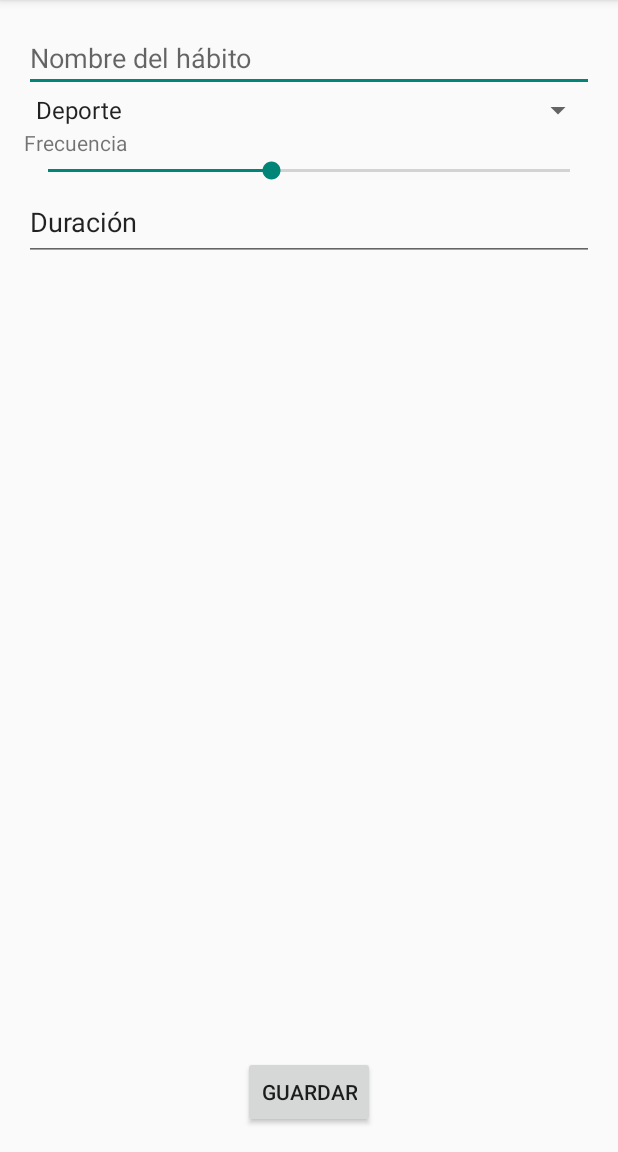
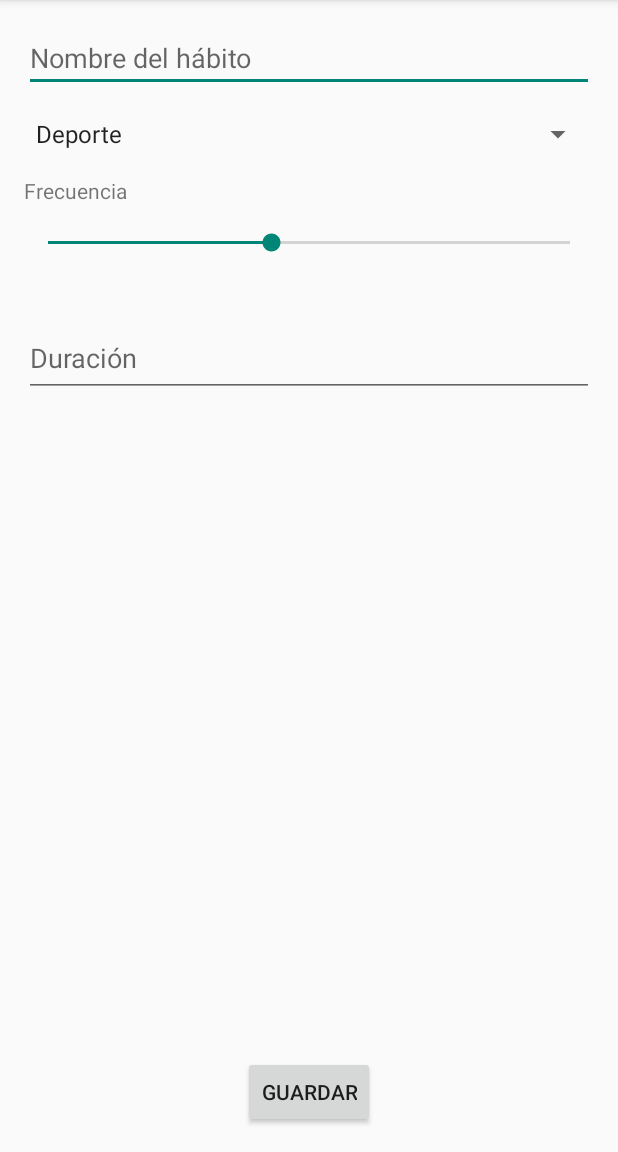
Before and after one commit to AlejandroVialardSantana/HabitHero, an Android app: the fragment AddHabitFragment shown on its own in the app's theme, after a tap on "GUARDAR", on a phone screen of 412 x 824 dp, the part 84-1236 px from its top. Run offline under Robolectric (Android 15) with nearby library versions, the phone set to English and light mode, and no system bars; our stand-ins replace Firebase (no records; nobody signed in at launch, a user with empty details on screens opened directly); 2 statements that could not run were skipped.

Commit message:
REFACTOR: Subcolección habits en users

```diff
--- a/app/src/main/java/com/avs/habithero/repository/AuthRepository.kt
+++ b/app/src/main/java/com/avs/habithero/repository/AuthRepository.kt
@@ -83,4 +83,8 @@ class AuthRepository {
     fun signOut() {
         auth.signOut()
     }
+
+    fun getCurrentUserId(): String {
+        return auth.currentUser?.uid ?: ""
+    }
 }
--- a/app/src/main/java/com/avs/habithero/repository/HabitRepository.kt
+++ b/app/src/main/java/com/avs/habithero/repository/HabitRepository.kt
@@ -9,31 +9,27 @@ import com.google.firebase.firestore.FirebaseFirestore
 class HabitRepository {
     private val db = FirebaseFirestore.getInstance()
 
-    fun getHabits(): LiveData<List<Habit>> {
+    fun getHabits(userId: String): LiveData<List<Habit>> {
         val mutableData = MutableLiveData<List<Habit>>()
-        db.collection("habits").get().addOnSuccessListener { snapshot ->
-            val habits = snapshot.toObjects(Habit::class.java)
-            Log.d("HabitRepository", "Habits loaded: ${habits.size}")
-            mutableData.value = habits
-        }.addOnFailureListener { exception ->
-            Log.w("HabitRepository", "Error loading habits", exception)
-        }
+        db.collection("users").document(userId).collection("habits")
+            .get()
+            .addOnSuccessListener { snapshot ->
+                val habits = snapshot.toObjects(Habit::class.java)
+                mutableData.value = habits
+            }
+            .addOnFailureListener { e ->
+                Log.w("HabitRepository", "Error getting documents.", e)
+            }
         return mutableData
     }
 
-    fun addHabit(habit: Habit) {
-        db.collection("habits").add(habit)
+    fun addHabit(habit: Habit, userId: String) {
+        db.collection("users").document(userId).collection("habits")
+            .add(habit)
             .addOnSuccessListener { documentReference ->
-                habit.habitId = documentReference.id
-                // TODO: Cambiar esta forma de actualizar el id
-                db.collection("habits").document(documentReference.id)
+                db.collection("users").document(userId).collection("habits")
+                    .document(documentReference.id)
                     .update("habitId", documentReference.id)
-                    .addOnSuccessListener {
-                        Log.d("HabitRepository", "DocumentSnapshot successfully updated with id")
-                    }
-                    .addOnFailureListener { e ->
-                        Log.w("HabitRepository", "Error updating document", e)
-                    }
             }
             .addOnFailureListener { e ->
                 Log.w("HabitRepository", "Error adding document", e)
--- a/app/src/main/java/com/avs/habithero/viewmodel/HomeViewModel.kt
+++ b/app/src/main/java/com/avs/habithero/viewmodel/HomeViewModel.kt
@@ -3,13 +3,15 @@ package com.avs.habithero.viewmodel
 import androidx.lifecycle.LiveData
 import androidx.lifecycle.ViewModel
 import com.avs.habithero.model.Habit
+import com.avs.habithero.repository.AuthRepository
 import com.avs.habithero.repository.HabitRepository
 
 class HomeViewModel(private val habitRepository: HabitRepository) : ViewModel() {
 
-    val habits: LiveData<List<Habit>> = habitRepository.getHabits()
+    private val userId = AuthRepository().getCurrentUserId()
+    val habits: LiveData<List<Habit>> = habitRepository.getHabits(userId)
 
     fun addHabit(habit: Habit) {
-        habitRepository.addHabit(habit)
+        habitRepository.addHabit(habit, userId)
     }
 }
--- a/app/src/main/res/layout/fragment_add_habit.xml
+++ b/app/src/main/res/layout/fragment_add_habit.xml
@@ -20,39 +20,46 @@
         android:id="@+id/spinnerHabitType"
         android:layout_width="0dp"
         android:layout_height="wrap_content"
-        app:layout_constraintTop_toBottomOf="@id/editTextHabitTitle"
+        android:layout_marginTop="16dp"
+        app:layout_constraintEnd_toEndOf="parent"
+        app:layout_constraintHorizontal_bias="0.0"
         app:layout_constraintStart_toStartOf="parent"
-        app:layout_constraintEnd_toEndOf="parent"/>
+        app:layout_constraintTop_toBottomOf="@id/editTextHabitTitle" />
 
     <TextView
         android:id="@+id/textViewFrequencyLabel"
         android:layout_width="wrap_content"
         android:layout_height="wrap_content"
+        android:layout_marginTop="16dp"
         android:text="@string/label_frequency"
+        app:layout_constraintBottom_toBottomOf="parent"
+        app:layout_constraintStart_toStartOf="parent"
         app:layout_constraintTop_toBottomOf="@id/spinnerHabitType"
-        app:layout_constraintStart_toStartOf="parent"/>
+        app:layout_constraintVertical_bias="0.0" />
 
     <SeekBar
         android:id="@+id/seekBarFrequency"
         android:layout_width="0dp"
         android:layout_height="wrap_content"
+        android:layout_marginTop="16dp"
         android:max="7"
         android:progress="3"
-        app:layout_constraintTop_toBottomOf="@id/textViewFrequencyLabel"
+        app:layout_constraintEnd_toEndOf="parent"
+        app:layout_constraintHorizontal_bias="1.0"
         app:layout_constraintStart_toStartOf="parent"
-        app:layout_constraintEnd_toEndOf="parent"/>
+        app:layout_constraintTop_toBottomOf="@id/textViewFrequencyLabel" />
 
     <EditText
         android:id="@+id/textViewDurationLabel"
         android:layout_width="380dp"
         android:layout_height="51dp"
-        android:text="@string/duration"
+        android:hint="@string/duration"
         app:layout_constraintBottom_toBottomOf="parent"
         app:layout_constraintEnd_toEndOf="parent"
         app:layout_constraintHorizontal_bias="0.0"
         app:layout_constraintStart_toStartOf="parent"
         app:layout_constraintTop_toBottomOf="@id/seekBarFrequency"
-        app:layout_constraintVertical_bias="0.0" />
+        app:layout_constraintVertical_bias="0.081" />
 
     <Button
         android:id="@+id/buttonSaveHabit"
```
Also changed, not shown: 1 other file.
